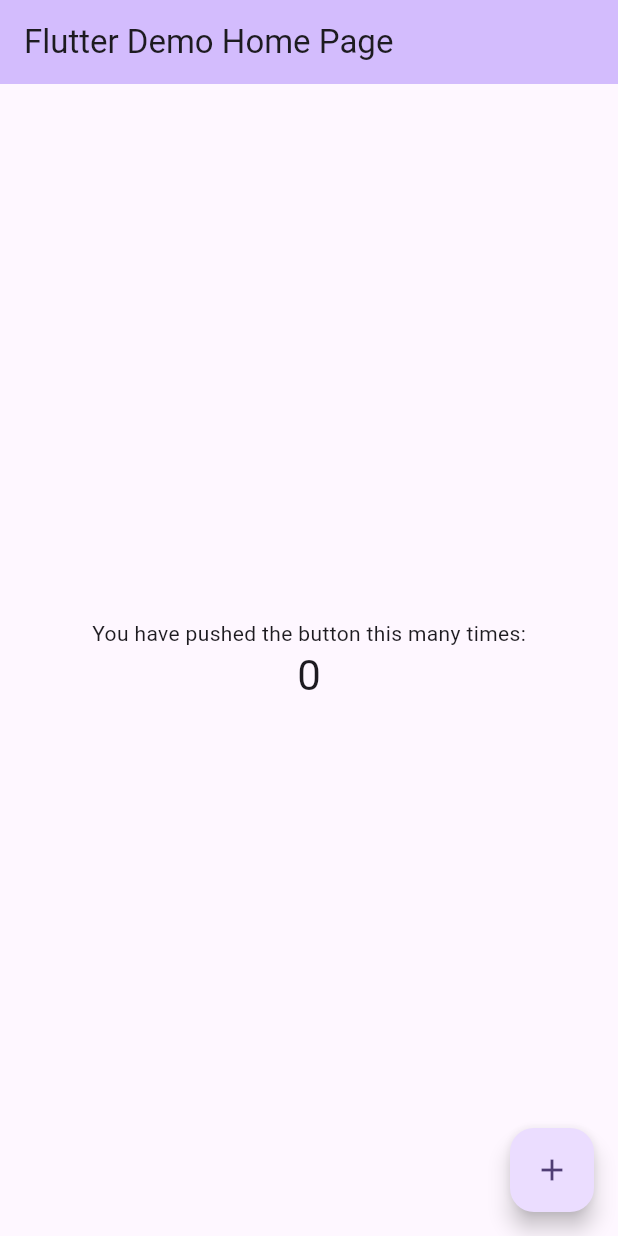
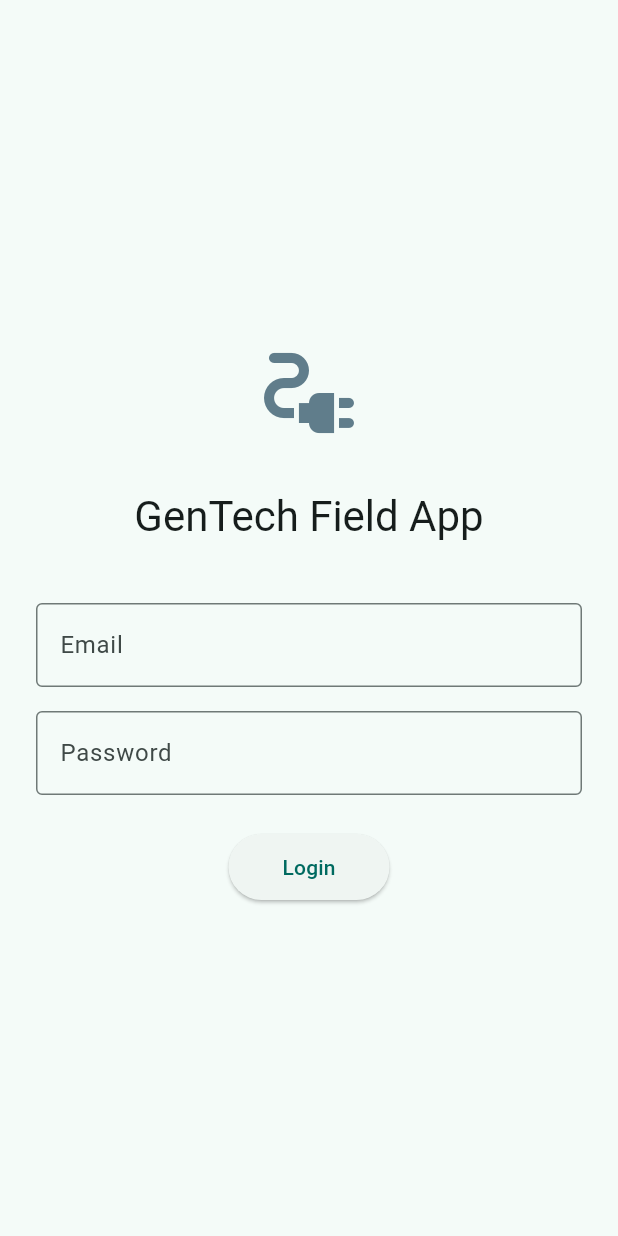
Before and after one commit to blenderwebservices/autogenos-app, a Flutter app: the screen it shows after launch, on a phone screen of 412 x 824 dp. Run offline on Flutter 3.47's test engine with Material 3 defaults, Android fonts, the phone set to English and light mode, and no system bars; our stand-ins replace dio, flutter_secure_storage; accounts and stored records are empty.

Commit message:
feat: initialize application architecture with authentication, state management, and core intervention screens

```diff
--- /dev/null
+++ b/lib/core/api_client.dart
@@ -0,0 +1,26 @@
+import 'package:dio/dio.dart';
+import 'package:flutter_secure_storage/flutter_secure_storage.dart';
+
+class ApiClient {
+  static const String baseUrl = 'https://autogenos.axiacorehub.com/api/';
+  final Dio _dio = Dio(BaseOptions(baseUrl: baseUrl));
+  final FlutterSecureStorage _storage = const FlutterSecureStorage();
+
+  ApiClient() {
+    _dio.interceptors.add(InterceptorsWrapper(
+      onRequest: (options, handler) async {
+        final token = await _storage.read(key: 'auth_token');
+        if (token != null) {
+          options.headers['Authorization'] = 'Bearer $token';
+        }
+        options.headers['Accept'] = 'application/json';
+        return handler.next(options);
+      },
+      onError: (DioException e, handler) {
+        return handler.next(e);
+      },
+    ));
+  }
+
+  Dio get dio => _dio;
+}
--- a/lib/main.dart
+++ b/lib/main.dart
@@ -1,4 +1,9 @@
 import 'package:flutter/material.dart';
+import 'package:provider/provider.dart';
+import 'providers/auth_provider.dart';
+import 'providers/intervention_provider.dart';
+import 'screens/login_screen.dart';
+import 'screens/dashboard_screen.dart';
 
 void main() {
   runApp(const MyApp());
@@ -7,116 +12,49 @@ void main() {
 class MyApp extends StatelessWidget {
   const MyApp({super.key});
 
-  // This widget is the root of your application.
   @override
   Widget build(BuildContext context) {
-    return MaterialApp(
-      title: 'Flutter Demo',
-      theme: ThemeData(
-        // This is the theme of your application.
-        //
-        // TRY THIS: Try running your application with "flutter run". You'll see
-        // the application has a purple toolbar. Then, without quitting the app,
-        // try changing the seedColor in the colorScheme below to Colors.green
-        // and then invoke "hot reload" (save your changes or press the "hot
-        // reload" button in a Flutter-supported IDE, or press "r" if you used
-        // the command line to start the app).
-        //
-        // Notice that the counter didn't reset back to zero; the application
-        // state is not lost during the reload. To reset the state, use hot
-        // restart instead.
-        //
-        // This works for code too, not just values: Most code changes can be
-        // tested with just a hot reload.
-        colorScheme: .fromSeed(seedColor: Colors.deepPurple),
+    return MultiProvider(
+      providers: [
+        ChangeNotifierProvider(create: (_) => AuthProvider()),
+        ChangeNotifierProvider(create: (_) => InterventionProvider()),
+      ],
+      child: MaterialApp(
+        title: 'GenTech Field',
+        theme: ThemeData(
+          colorScheme: ColorScheme.fromSeed(seedColor: Colors.teal),
+          useMaterial3: true,
+        ),
+        home: const AuthCheck(),
       ),
-      home: const MyHomePage(title: 'Flutter Demo Home Page'),
     );
   }
 }
 
-class MyHomePage extends StatefulWidget {
-  const MyHomePage({super.key, required this.title});
-
-  // This widget is the home page of your application. It is stateful, meaning
-  // that it has a State object (defined below) that contains fields that affect
-  // how it looks.
-
-  // This class is the configuration for the state. It holds the values (in this
-  // case the title) provided by the parent (in this case the App widget) and
-  // used by the build method of the State. Fields in a Widget subclass are
-  // always marked "final".
-
-  final String title;
+class AuthCheck extends StatefulWidget {
+  const AuthCheck({super.key});
 
   @override
-  State<MyHomePage> createState() => _MyHomePageState();
+  State<AuthCheck> createState() => _AuthCheckState();
 }
 
-class _MyHomePageState extends State<MyHomePage> {
-  int _counter = 0;
-
-  void _incrementCounter() {
-    setState(() {
-      // This call to setState tells the Flutter framework that something has
-      // changed in this State, which causes it to rerun the build method below
-      // so that the display can reflect the updated values. If we changed
-      // _counter without calling setState(), then the build method would not be
-      // called again, and so nothing would appear to happen.
-      _counter++;
+class _AuthCheckState extends State<AuthCheck> {
+  @override
+  void initState() {
+    super.initState();
+    WidgetsBinding.instance.addPostFrameCallback((_) {
+      Provider.of<AuthProvider>(context, listen: false).checkAuth();
     });
   }
 
   @override
   Widget build(BuildContext context) {
-    // This method is rerun every time setState is called, for instance as done
-    // by the _incrementCounter method above.
-    //
-    // The Flutter framework has been optimized to make rerunning build methods
-    // fast, so that you can just rebuild anything that needs updating rather
-    // than having to individually change instances of widgets.
-    return Scaffold(
-      appBar: AppBar(
-        // TRY THIS: Try changing the color here to a specific color (to
-        // Colors.amber, perhaps?) and trigger a hot reload to see the AppBar
-        // change color while the other colors stay the same.
-        backgroundColor: Theme.of(context).colorScheme.inversePrimary,
-        // Here we take the value from the MyHomePage object that was created by
-        // the App.build method, and use it to set our appbar title.
-        title: Text(widget.title),
-      ),
-      body: Center(
-        // Center is a layout widget. It takes a single child and positions it
-        // in the middle of the parent.
-        child: Column(
-          // Column is also a layout widget. It takes a list of children and
-          // arranges them vertically. By default, it sizes itself to fit its
-          // children horizontally, and tries to be as tall as its parent.
-          //
-          // Column has various properties to control how it sizes itself and
-          // how it positions its children. Here we use mainAxisAlignment to
-          // center the children vertically; the main axis here is the vertical
-          // axis because Columns are vertical (the cross axis would be
-          // horizontal).
-          //
-          // TRY THIS: Invoke "debug painting" (choose the "Toggle Debug Paint"
-          // action in the IDE, or press "p" in the console), to see the
-          // wireframe for each widget.
-          mainAxisAlignment: .center,
-          children: [
-            const Text('You have pushed the button this many times:'),
-            Text(
-              '$_counter',
-              style: Theme.of(context).textTheme.headlineMedium,
-            ),
-          ],
-        ),
-      ),
-      floatingActionButton: FloatingActionButton(
-        onPressed: _incrementCounter,
-        tooltip: 'Increment',
-        child: const Icon(Icons.add),
-      ),
-    );
+    final auth = Provider.of<AuthProvider>(context);
+
+    if (auth.isLoading) {
+      return const Scaffold(body: Center(child: CircularProgressIndicator()));
+    }
+
+    return auth.isAuthenticated ? DashboardScreen() : LoginScreen();
   }
 }
--- /dev/null
+++ b/lib/models/intervention.dart
@@ -0,0 +1,31 @@
+class Intervention {
+  final int id;
+  final int equipmentId;
+  final String status;
+  final String type;
+  final String? symptoms;
+  final String? recommendedAction;
+  final Map<String, dynamic>? aiSuggestions;
+
+  Intervention({
+    required this.id,
+    required this.equipmentId,
+    required this.status,
+    required this.type,
+    this.symptoms,
+    this.recommendedAction,
+    this.aiSuggestions,
+  });
+
+  factory Intervention.fromJson(Map<String, dynamic> json) {
+    return Intervention(
+      id: json['id'],
+      equipmentId: json['equipment_id'],
+      status: json['status'] ?? 'pending',
+      type: json['type'] ?? 'preventive',
+      symptoms: json['symptoms'],
+      recommendedAction: json['recommended_action'],
+      aiSuggestions: json['ai_suggestions'] != null ? Map<String, dynamic>.from(json['ai_suggestions']) : null,
+    );
+  }
+}
--- /dev/null
+++ b/lib/models/user.dart
@@ -0,0 +1,22 @@
+class User {
+  final int id;
+  final String name;
+  final String email;
+  final String role;
+
+  User({
+    required this.id,
+    required this.name,
+    required this.email,
+    required this.role,
+  });
+
+  factory User.fromJson(Map<String, dynamic> json) {
+    return User(
+      id: json['id'],
+      name: json['name'] ?? '',
+      email: json['email'] ?? '',
+      role: json['role'] ?? 'technician',
+    );
+  }
+}
--- /dev/null
+++ b/lib/providers/auth_provider.dart
@@ -0,0 +1,70 @@
+import 'package:flutter/material.dart';
+import 'package:flutter_secure_storage/flutter_secure_storage.dart';
+import 'package:dio/dio.dart';
+import '../core/api_client.dart';
+import '../models/user.dart';
+
+class AuthProvider with ChangeNotifier {
+  final ApiClient _apiClient = ApiClient();
+  final FlutterSecureStorage _storage = const FlutterSecureStorage();
+
+  User? _user;
+  bool _isLoading = false;
+
+  User? get user => _user;
+  bool get isLoading => _isLoading;
+  bool get isAuthenticated => _user != null;
+
+  Future<bool> login(String email, String password) async {
+    _isLoading = true;
+    notifyListeners();
+
+    try {
+      final response = await _apiClient.dio.post('/login', data: {
+        'email': email,
+        'password': password,
+      });
+
+      final token = response.data['access_token'];
+      if (token != null) {
+        await _storage.write(key: 'auth_token', value: token);
+        _user = User.fromJson(response.data['user']);
+        _isLoading = false;
+        notifyListeners();
+        return true;
+      }
+    } on DioException catch (e) {
+      debugPrint('Login error: ${e.response?.data}');
+    }
+
+    _isLoading = false;
+    notifyListeners();
+    return false;
+  }
+
+  Future<void> logout() async {
+    try {
+      await _apiClient.dio.post('/logout');
+    } catch (e) {
+      debugPrint('Logout error: $e');
+    }
+
+    await _storage.delete(key: 'auth_token');
+    _user = null;
+    notifyListeners();
+  }
+
+  Future<void> checkAuth() async {
+    final token = await _storage.read(key: 'auth_token');
+    if (token != null) {
+      try {
+        final response = await _apiClient.dio.get('/me');
+        _user = User.fromJson(response.data['user'] ?? response.data);
+      } catch (e) {
+        await _storage.delete(key: 'auth_token');
+        _user = null;
+      }
+    }
+    notifyListeners();
+  }
+}
--- /dev/null
+++ b/lib/screens/login_screen.dart
@@ -0,0 +1,73 @@
+import 'package:flutter/material.dart';
+import 'package:provider/provider.dart';
+import '../providers/auth_provider.dart';
+import 'dashboard_screen.dart';
+
+class LoginScreen extends StatefulWidget {
+  @override
+  _LoginScreenState createState() => _LoginScreenState();
+}
+
+class _LoginScreenState extends State<LoginScreen> {
+  final _emailController = TextEditingController();
+  final _passwordController = TextEditingController();
+
+  @override
+  Widget build(BuildContext context) {
+    final auth = Provider.of<AuthProvider>(context);
+
+    return Scaffold(
+      body: Center(
+        child: Padding(
+          padding: const EdgeInsets.all(24.0),
+          child: Column(
+            mainAxisAlignment: MainAxisAlignment.center,
+            children: [
+              Icon(Icons.electrical_services, size: 80, color: Colors.blueGrey),
+              SizedBox(height: 24),
+              Text('GenTech Field App', style: Theme.of(context).textTheme.headlineMedium),
+              SizedBox(height: 40),
+              TextField(
+                controller: _emailController,
+                decoration: InputDecoration(labelText: 'Email', border: OutlineInputBorder()),
+                keyboardType: TextInputType.emailAddress,
+              ),
+              SizedBox(height: 16),
+              TextField(
+                controller: _passwordController,
+                decoration: InputDecoration(labelText: 'Password', border: OutlineInputBorder()),
+                obscureText: true,
+              ),
+              SizedBox(height: 24),
+              if (auth.isLoading)
+                CircularProgressIndicator()
+              else
+                ElevatedButton(
+                  onPressed: () async {
+                    final success = await auth.login(
+                      _emailController.text.trim(),
+                      _passwordController.text.trim(),
+                    );
+                    if (success) {
+                      Navigator.pushReplacement(
+                        context,
+                        MaterialPageRoute(builder: (_) => DashboardScreen()),
+                      );
+                    } else {
+                      ScaffoldMessenger.of(context).showSnackBar(
+                        SnackBar(content: Text('Invalid credentials')),
+                      );
+                    }
+                  },
+                  child: Padding(
+                    padding: const EdgeInsets.all(12.0),
+                    child: Text('Login'),
+                  ),
+                ),
+            ],
+          ),
+        ),
+      ),
+    );
+  }
+}
--- a/pubspec.yaml
+++ b/pubspec.yaml
@@ -34,6 +34,10 @@ dependencies:
   # The following adds the Cupertino Icons font to your application.
   # Use with the CupertinoIcons class for iOS style icons.
   cupertino_icons: ^1.0.8
+  dio: ^5.11.0
+  provider: ^6.1.5+1
+  flutter_secure_storage: ^10.3.1
+  shared_preferences: ^2.5.5
 
 dev_dependencies:
   flutter_test:
```
Also changed, not shown: lib/providers/intervention_provider.dart (added, +41 -0 lines), lib/screens/dashboard_screen.dart (added, +63 -0 lines), lib/screens/interventions_screen.dart (added, +74 -0 lines), pubspec.lock, 5 other files.
